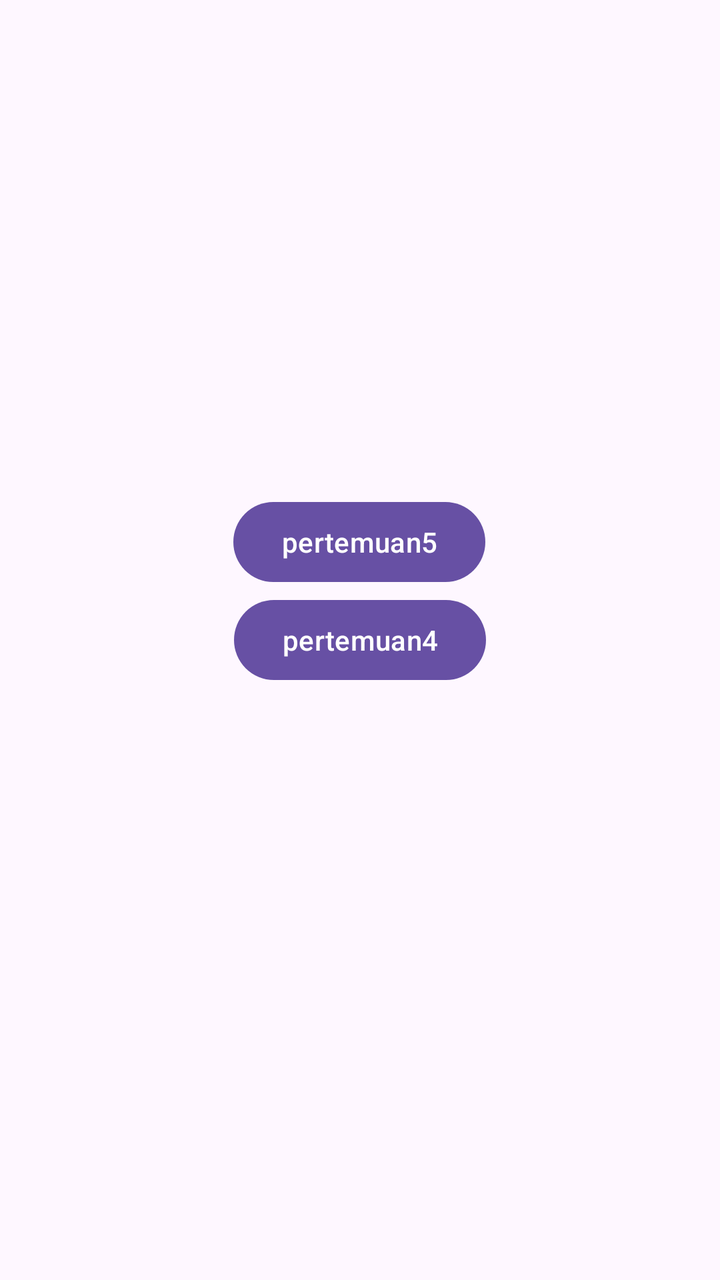
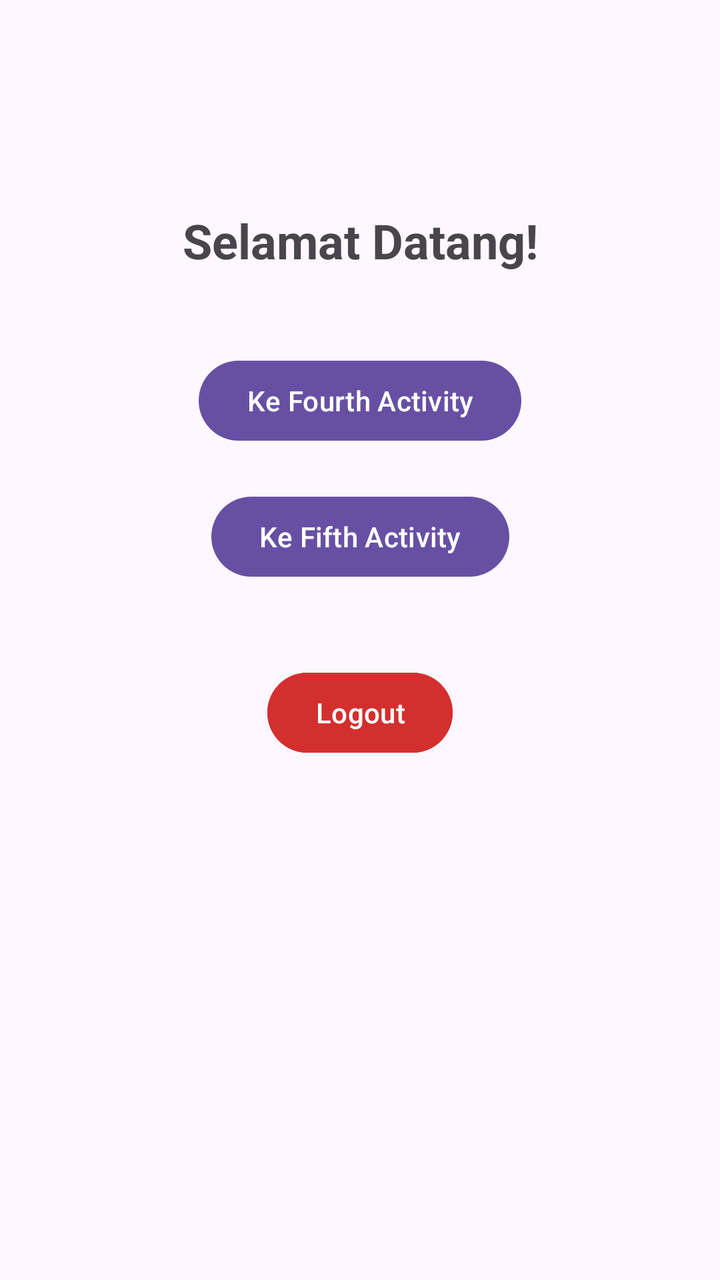

The first picture is an Android layout as it rendered before a commit; the second is the same layout after the commit. The layout source and the unified diff follow.
<!-- AndroidManifest.xml: application theme Theme.Laukhil_mobile1 -->
<!-- res/layout/activity_main.xml -->
<?xml version="1.0" encoding="utf-8"?>
<androidx.constraintlayout.widget.ConstraintLayout xmlns:android="http://schemas.android.com/apk/res/android"
    xmlns:app="http://schemas.android.com/apk/res-auto"
    xmlns:tools="http://schemas.android.com/tools"
    android:id="@+id/main"
    android:layout_width="match_parent"
    android:layout_height="match_parent"
    tools:context=".MainActivity">

    <Button
        android:id="@+id/btnToFourth"
        android:layout_width="wrap_content"
        android:layout_height="wrap_content"
        android:text="pertemuan4"
        app:layout_constraintBottom_toBottomOf="parent"
        app:layout_constraintEnd_toEndOf="parent"
        app:layout_constraintStart_toStartOf="parent"
        app:layout_constraintTop_toTopOf="parent" />

    <Button
        android:id="@+id/btnToFifth"
        android:layout_width="wrap_content"
        android:layout_height="wrap_content"
        android:text="pertemuan5"
        app:layout_constraintBottom_toBottomOf="parent"
        app:layout_constraintEnd_toEndOf="parent"
        app:layout_constraintHorizontal_bias="0.498"
        app:layout_constraintStart_toStartOf="parent"
        app:layout_constraintTop_toTopOf="parent"
        app:layout_constraintVertical_bias="0.417" />

</androidx.constraintlayout.widget.ConstraintLayout>
<!-- resources referenced by this layout -->
<resources>
  <style name="Theme.Laukhil_mobile1" parent="Base.Theme.Laukhil_mobile1" />
  <style name="Base.Theme.Laukhil_mobile1" parent="Theme.Material3.DayNight.NoActionBar">
          
          
      </style>
</resources>

<!-- the commit's change to res/layout/activity_main.xml (unified diff, before → after) -->
@@ -1,32 +1,54 @@
 <?xml version="1.0" encoding="utf-8"?>
-<androidx.constraintlayout.widget.ConstraintLayout xmlns:android="http://schemas.android.com/apk/res/android"
+<androidx.constraintlayout.widget.ConstraintLayout
+    xmlns:android="http://schemas.android.com/apk/res/android"
     xmlns:app="http://schemas.android.com/apk/res-auto"
-    xmlns:tools="http://schemas.android.com/tools"
     android:id="@+id/main"
     android:layout_width="match_parent"
     android:layout_height="match_parent"
-    tools:context=".MainActivity">
+    android:padding="24dp">
+
+    <TextView
+        android:id="@+id/tvWelcome"
+        android:layout_width="wrap_content"
+        android:layout_height="wrap_content"
+        android:text="Selamat Datang!"
+        android:textSize="24sp"
+        android:textStyle="bold"
+        app:layout_constraintTop_toTopOf="parent"
+        app:layout_constraintStart_toStartOf="parent"
+        app:layout_constraintEnd_toEndOf="parent"
+        android:layout_marginTop="80dp"/>
 
     <Button
         android:id="@+id/btnToFourth"
         android:layout_width="wrap_content"
         android:layout_height="wrap_content"
-        android:text="pertemuan4"
-        app:layout_constraintBottom_toBottomOf="parent"
+        android:text="Ke Fourth Activity"
+        app:layout_constraintTop_toBottomOf="@id/tvWelcome"
+        app:layout_constraintStart_toStartOf="parent"
         app:layout_constraintEnd_toEndOf="parent"
-        app:layout_constraintStart_toStartOf="parent"
-        app:layout_constraintTop_toTopOf="parent" />
+        android:layout_marginTop="40dp"/>
 
     <Button
         android:id="@+id/btnToFifth"
         android:layout_width="wrap_content"
         android:layout_height="wrap_content"
-        android:text="pertemuan5"
-        app:layout_constraintBottom_toBottomOf="parent"
+        android:text="Ke Fifth Activity"
+        app:layout_constraintTop_toBottomOf="@id/btnToFourth"
+        app:layout_constraintStart_toStartOf="parent"
         app:layout_constraintEnd_toEndOf="parent"
-        app:layout_constraintHorizontal_bias="0.498"
+        android:layout_marginTop="20dp"/>
+
+    
+    <Button
+        android:id="@+id/btnLogout"
+        android:layout_width="wrap_content"
+        android:layout_height="wrap_content"
+        android:text="Logout"
+        android:backgroundTint="#D32F2F"
+        app:layout_constraintTop_toBottomOf="@id/btnToFifth"
         app:layout_constraintStart_toStartOf="parent"
-        app:layout_constraintTop_toTopOf="parent"
-        app:layout_constraintVertical_bias="0.417" />
+        app:layout_constraintEnd_toEndOf="parent"
+        android:layout_marginTop="40dp"/>
 
 </androidx.constraintlayout.widget.ConstraintLayout>
